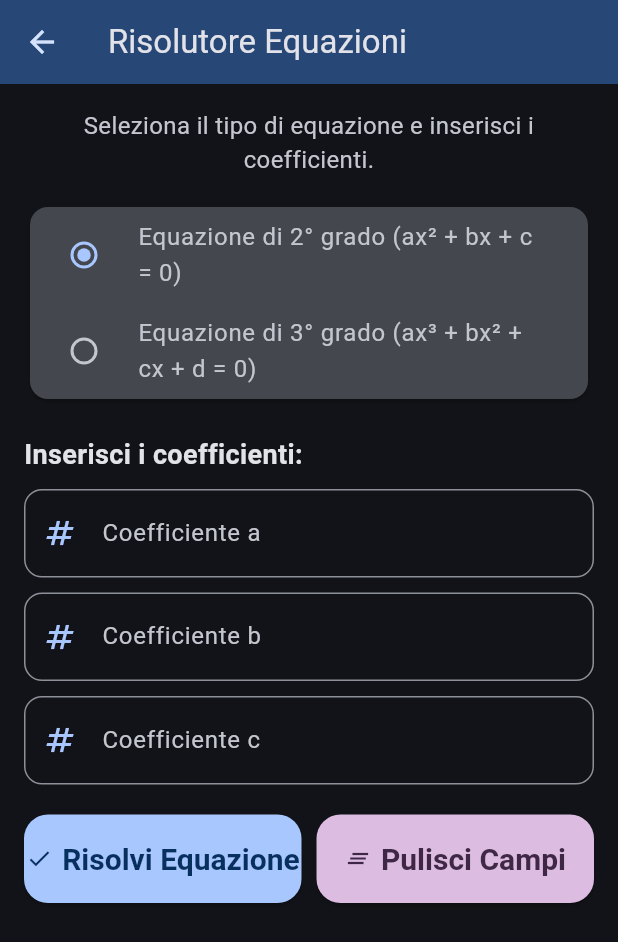
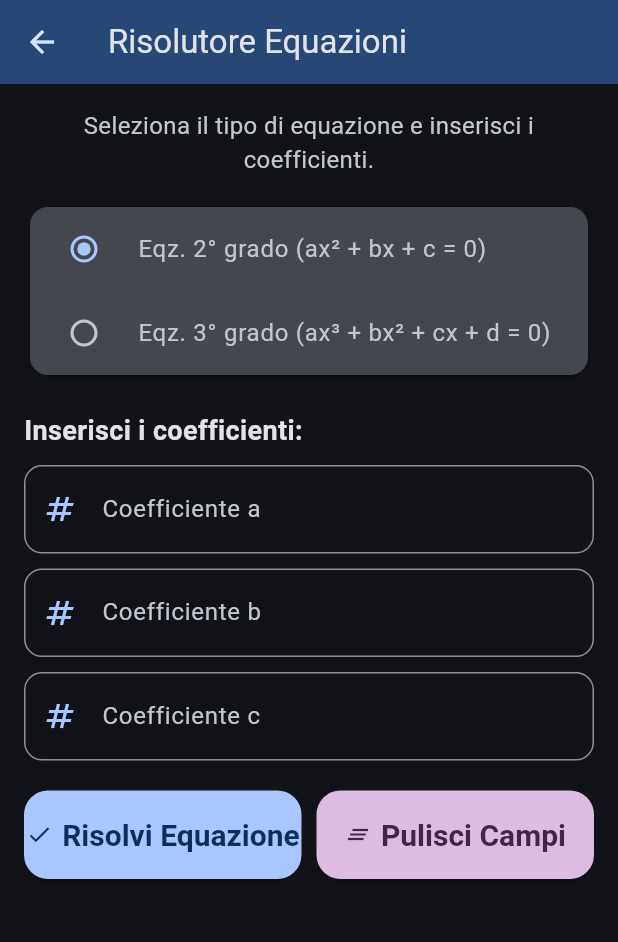
Before and after one commit to Lore-byte/PhysicsEaseRelease, a Flutter app: the EquationSolverPage screen opened directly, on a phone screen of 412 x 824 dp. Shown: the top 942 px of the screen. Run offline on Flutter 3.47's test engine with Material 3 defaults, Android fonts, the phone set to English and light mode, and no system bars; our stand-ins replace fl_chart, math_expressions, permission_handler, sensors_plus, share_plus, shared_preferences; missing offline and left inert: flutter_math_fork; accounts and stored records are empty.

Commit message:
fix gui equation_solver_page.dart

```diff
--- a/lib/pages/equation_solver_page.dart
+++ b/lib/pages/equation_solver_page.dart
@@ -10,10 +10,8 @@ class EquationSolverPage extends StatefulWidget {
 }
 
 class _EquationSolverPageState extends State<EquationSolverPage> {
-  // Enum per il tipo di equazione selezionata
   EquationType _selectedEquationType = EquationType.quadratic;
 
-  // Controller per i coefficienti
   final TextEditingController _coeffAController = TextEditingController();
   final TextEditingController _coeffBController = TextEditingController();
   final TextEditingController _coeffCController = TextEditingController();
@@ -39,9 +37,7 @@ class _EquationSolverPageState extends State<EquationSolverPage> {
 
     double a, b, c, d;
 
-    // Parsing dei coefficienti
     try {
-      // Coefficiente A è sempre presente
       a = double.tryParse(_coeffAController.text.trim()) ?? 0.0;
       b = double.tryParse(_coeffBController.text.trim()) ?? 0.0;
       c = double.tryParse(_coeffCController.text.trim()) ?? 0.0;
@@ -49,7 +45,7 @@ class _EquationSolverPageState extends State<EquationSolverPage> {
       if (_selectedEquationType == EquationType.cubic) {
         d = double.tryParse(_coeffDController.text.trim()) ?? 0.0;
       } else {
-        d = 0.0; // Non usato per quadratica, ma inizializzato
+        d = 0.0;
       }
     } catch (e) {
       setState(() {
@@ -58,7 +54,6 @@ class _EquationSolverPageState extends State<EquationSolverPage> {
       return;
     }
 
-    // Validazione specifica per il tipo di equazione
     if (_selectedEquationType == EquationType.quadratic) {
       if (a == 0) {
         setState(() {
@@ -77,10 +72,9 @@ class _EquationSolverPageState extends State<EquationSolverPage> {
       _result = _solveCubic(a, b, c, d);
     }
 
-    setState(() {}); // Aggiorna l'UI con il risultato
+    setState(() {});
   }
 
-  // Funzione per pulire tutti i campi di input e i risultati/errori
   void _clearAllFields() {
     setState(() {
       _coeffAController.clear();
@@ -91,8 +85,6 @@ class _EquationSolverPageState extends State<EquationSolverPage> {
       _errorMessage = '';
     });
   }
-
-  // Solves a quadratic equation ax^2 + bx + c = 0
   String _solveQuadratic(double a, double b, double c) {
     final d = b * b - 4 * a * c; // Discriminant
     if (d < 0) {
@@ -113,10 +105,8 @@ class _EquationSolverPageState extends State<EquationSolverPage> {
     }
   }
 
-  // Solves a cubic equation ax^3 + bx^2 + cx + d = 0 using Cardano's method
+  // Cardano's method
   String _solveCubic(double a, double b, double c, double d) {
-    // Normalizzazione dell'equazione ax^3 + bx^2 + cx + d = 0
-    // Trasformazione in forma depressa y^3 + py + q = 0
     final p = (3 * a * c - b * b) / (3 * a * a);
     final q = (2 * b * b * b - 9 * a * b * c + 27 * a * a * d) / (27 * a * a * a);
 
@@ -128,23 +118,21 @@ class _EquationSolverPageState extends State<EquationSolverPage> {
       final y1 = u + v;
       final x1 = y1 - b / (3 * a);
 
-      if (discriminant.abs() < 1e-9) { // Casi con radici reali multiple
+      if (discriminant.abs() < 1e-9) {
         final y2 = -u / 2 - v / 2;
         final x2 = y2 - b / (3 * a);
         return 'x₁ = ${x1.toStringAsFixed(6)}\nx₂ = ${x2.toStringAsFixed(6)} (radice doppia)';
       } else {
-        // Una radice reale e due complesse coniugate
         final realPart = -(u + v) / 2;
         final imagPart = sqrt(3) / 2 * (u - v);
 
-        // Calcoliamo x2 e x3 basandoci sulla parte reale e immaginaria di y2 e y3
         final x2_real = realPart - b / (3 * a);
         final x2_imag = imagPart;
         final x3_real = realPart - b / (3 * a);
         final x3_imag = -imagPart;
 
         String result = 'x₁ = ${x1.toStringAsFixed(6)}';
-        if (x2_imag.abs() < 1e-9) { // Se la parte immaginaria è trascurabile, è una radice reale
+        if (x2_imag.abs() < 1e-9) {
           result += '\nx₂ = ${x2_real.toStringAsFixed(6)}';
           result += '\nx₃ = ${x3_real.toStringAsFixed(6)}';
         } else {
@@ -153,7 +141,7 @@ class _EquationSolverPageState extends State<EquationSolverPage> {
         }
         return result;
       }
-    } else { // Tre radici reali distinte (caso irriducibile)
+    } else {
       final r = sqrt(-(p * p * p) / 27);
       final theta = acos(-q / (2 * r));
       final y1 = 2 * r * cos(theta / 3);
@@ -167,7 +155,6 @@ class _EquationSolverPageState extends State<EquationSolverPage> {
     }
   }
 
-  // Custom cubic root function for handling negative numbers correctly
   double _cbrt(double x) => x >= 0 ? pow(x, 1 / 3).toDouble() : -pow(-x, 1 / 3).toDouble();
 
 
@@ -195,33 +182,32 @@ class _EquationSolverPageState extends State<EquationSolverPage> {
               textAlign: TextAlign.center,
             ),
             const SizedBox(height: 16),
-            // Selezione del tipo di equazione
             Card(
               color: colorScheme.surfaceVariant,
               shape: RoundedRectangleBorder(borderRadius: BorderRadius.circular(12)),
               child: Column(
                 children: [
                   RadioListTile<EquationType>(
-                    title: Text('Equazione di 2° grado (ax² + bx + c = 0)', style: TextStyle(color: colorScheme.onSurfaceVariant)),
+                    title: Text('Eqz. 2° grado (ax² + bx + c = 0)', style: TextStyle(color: colorScheme.onSurfaceVariant)),
                     value: EquationType.quadratic,
                     groupValue: _selectedEquationType,
                     onChanged: (EquationType? value) {
                       setState(() {
                         _selectedEquationType = value!;
-                        _result = ''; // Resetta risultato e errore al cambio tipo
+                        _result = '';
                         _errorMessage = '';
                       });
                     },
                     activeColor: colorScheme.primary,
                   ),
                   RadioListTile<EquationType>(
-                    title: Text('Equazione di 3° grado (ax³ + bx² + cx + d = 0)', style: TextStyle(color: colorScheme.onSurfaceVariant)),
+                    title: Text('Eqz. 3° grado (ax³ + bx² + cx + d = 0)', style: TextStyle(color: colorScheme.onSurfaceVariant)),
                     value: EquationType.cubic,
                     groupValue: _selectedEquationType,
                     onChanged: (EquationType? value) {
                       setState(() {
                         _selectedEquationType = value!;
-                        _result = ''; // Resetta risultato e errore al cambio tipo
+                        _result = '';
                         _errorMessage = '';
                       });
                     },
@@ -271,7 +257,6 @@ class _EquationSolverPageState extends State<EquationSolverPage> {
 
             const SizedBox(height: 20),
 
-            // Pulsanti Azione (Risolvi ed il nuovo Pulisci Campi)
             Row(
               children: [
                 Expanded(
@@ -290,14 +275,14 @@ class _EquationSolverPageState extends State<EquationSolverPage> {
                     ),
                   ),
                 ),
-                const SizedBox(width: 10), // Spazio tra i due pulsanti
+                const SizedBox(width: 10),
                 Expanded(
                   child: ElevatedButton.icon(
                     onPressed: _clearAllFields,
                     icon: const Icon(Icons.clear_all),
                     label: const Text('Pulisci Campi'),
                     style: ElevatedButton.styleFrom(
-                      backgroundColor: colorScheme.tertiary, // Un colore diverso per distinguere
+                      backgroundColor: colorScheme.tertiary,
                       foregroundColor: colorScheme.onTertiary,
                       shape: RoundedRectangleBorder(
                         borderRadius: BorderRadius.circular(16),
@@ -311,7 +296,6 @@ class _EquationSolverPageState extends State<EquationSolverPage> {
             ),
             const SizedBox(height: 16),
 
-            // Visualizzazione errori e risultati
             if (_errorMessage.isNotEmpty)
               Card(
                 color: colorScheme.errorContainer,
@@ -355,7 +339,6 @@ class _EquationSolverPageState extends State<EquationSolverPage> {
     );
   }
 
-  // Widget helper per i TextField dei coefficienti
   Widget _buildCoefficientTextField({
     required TextEditingController controller,
     required String label,
@@ -364,7 +347,7 @@ class _EquationSolverPageState extends State<EquationSolverPage> {
   }) {
     return TextField(
       controller: controller,
-      keyboardType: TextInputType.numberWithOptions(decimal: true, signed: true), // Permette numeri decimali e negativi
+      keyboardType: TextInputType.numberWithOptions(decimal: true, signed: true),
       decoration: InputDecoration(
         labelText: label,
         hintText: hintText,
@@ -378,8 +361,7 @@ class _EquationSolverPageState extends State<EquationSolverPage> {
   }
 }
 
-// Enum per definire i tipi di equazione
 enum EquationType {
-  quadratic, // 2° grado
-  cubic,     // 3° grado
+  quadratic,
+  cubic,
 }
```
